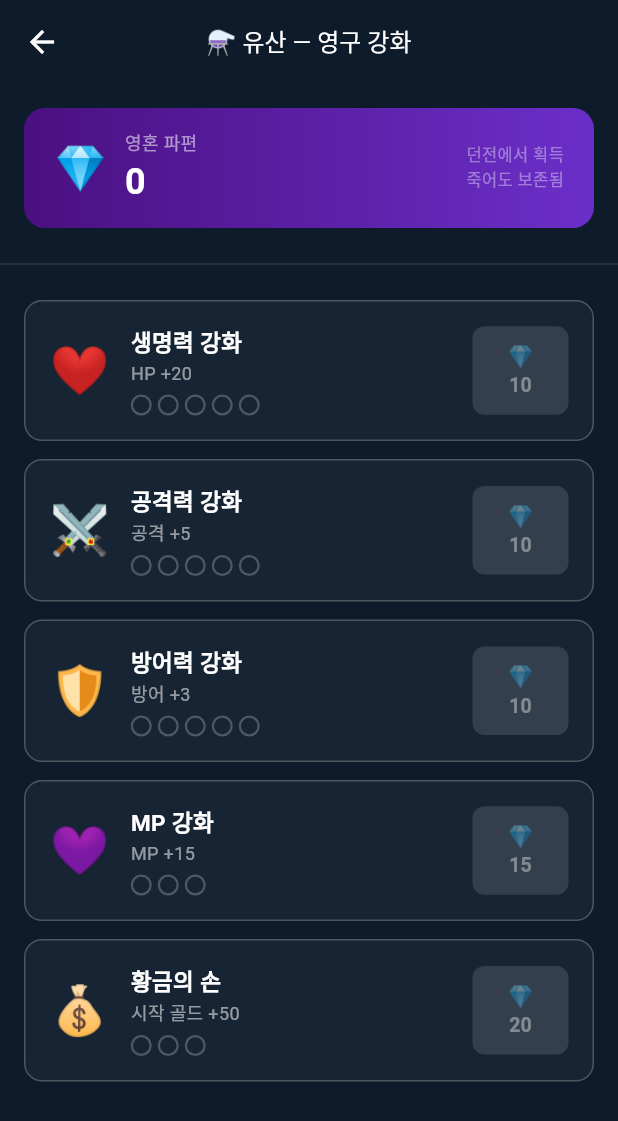
After one commit to alstjs24-design/elemental-quest, a Flutter app: the screen it shows after launch, after a tap on "⚗️", on a phone screen of 412 x 824 dp. The commit adds this screen. Shown: the top 1121 px of the screen. Run offline on Flutter 3.47's test engine with Material 3 defaults, Android fonts, the phone set to English and light mode, and no system bars; our stand-ins replace cloud_firestore, firebase_auth, firebase_core, flutter_riverpod, hive_flutter; accounts and stored records are empty.

Commit message:
feat: roguelite persistence — soul fragments + legacy upgrades
- Add LegacyData model with 5 permanent upgrade types
- Add LegacySave (Hive box 'legacy') for cross-run persistence
- Add LegacyNotifier with onRunEnd() — awards soul fragments on death/victory
- Award fragments on battle defeat with death dialog showing earned amount
- Add effectiveStatsProvider combining equipment + legacy bonuses
- Add LegacyScreen upgrade shop (HP/ATK/DEF/MP/Gold, 3-5 levels each)
- Add legacy menu button to HomeScreen with fragment counter display

```diff
--- /dev/null
+++ b/lib/core/models/legacy.dart
@@ -0,0 +1,88 @@
+enum LegacyUpgradeType {
+  maxHp,
+  attack,
+  defense,
+  maxMp,
+  startingGold,
+}
+
+class LegacyUpgrade {
+  final LegacyUpgradeType type;
+  final int maxLevel;
+  final List<int> costs;
+
+  const LegacyUpgrade({
+    required this.type,
+    required this.maxLevel,
+    required this.costs,
+  });
+
+  String get label => switch (type) {
+    LegacyUpgradeType.maxHp        => '생명력 강화',
+    LegacyUpgradeType.attack       => '공격력 강화',
+    LegacyUpgradeType.defense      => '방어력 강화',
+    LegacyUpgradeType.maxMp        => 'MP 강화',
+    LegacyUpgradeType.startingGold => '황금의 손',
+  };
+
+  String get icon => switch (type) {
+    LegacyUpgradeType.maxHp        => '❤️',
+    LegacyUpgradeType.attack       => '⚔️',
+    LegacyUpgradeType.defense      => '🛡️',
+    LegacyUpgradeType.maxMp        => '💜',
+    LegacyUpgradeType.startingGold => '💰',
+  };
+
+  String get effectPerLevel => switch (type) {
+    LegacyUpgradeType.maxHp        => 'HP +20',
+    LegacyUpgradeType.attack       => '공격 +5',
+    LegacyUpgradeType.defense      => '방어 +3',
+    LegacyUpgradeType.maxMp        => 'MP +15',
+    LegacyUpgradeType.startingGold => '시작 골드 +50',
+  };
+
+  int bonusAt(int level) => switch (type) {
+    LegacyUpgradeType.maxHp        => level * 20,
+    LegacyUpgradeType.attack       => level * 5,
+    LegacyUpgradeType.defense      => level * 3,
+    LegacyUpgradeType.maxMp        => level * 15,
+    LegacyUpgradeType.startingGold => level * 50,
+  };
+}
+
+const kLegacyUpgrades = [
+  LegacyUpgrade(type: LegacyUpgradeType.maxHp,        maxLevel: 5, costs: [10, 20, 35, 55, 80]),
+  LegacyUpgrade(type: LegacyUpgradeType.attack,       maxLevel: 5, costs: [10, 20, 35, 55, 80]),
+  LegacyUpgrade(type: LegacyUpgradeType.defense,      maxLevel: 5, costs: [10, 20, 35, 55, 80]),
+  LegacyUpgrade(type: LegacyUpgradeType.maxMp,        maxLevel: 3, costs: [15, 30, 50]),
+  LegacyUpgrade(type: LegacyUpgradeType.startingGold, maxLevel: 3, costs: [20, 40, 70]),
+];
+
+class LegacyData {
+  final int soulFragments;
+  final Map<LegacyUpgradeType, int> levels;
+
+  const LegacyData({
+    this.soulFragments = 0,
+    this.levels = const {},
+  });
+
+  LegacyData copyWith({int? soulFragments, Map<LegacyUpgradeType, int>? levels}) =>
+      LegacyData(
+        soulFragments: soulFragments ?? this.soulFragments,
+        levels: levels ?? this.levels,
+      );
+
+  int levelOf(LegacyUpgradeType type) => levels[type] ?? 0;
+
+  int bonusFor(LegacyUpgradeType type) {
+    final upgrade = kLegacyUpgrades.firstWhere((u) => u.type == type);
+    return upgrade.bonusAt(levelOf(type));
+  }
+
+  int get hpBonus      => bonusFor(LegacyUpgradeType.maxHp);
+  int get attackBonus  => bonusFor(LegacyUpgradeType.attack);
+  int get defenseBonus => bonusFor(LegacyUpgradeType.defense);
+  int get mpBonus      => bonusFor(LegacyUpgradeType.maxMp);
+  int get goldBonus    => bonusFor(LegacyUpgradeType.startingGold);
+}
--- a/lib/features/home/home_screen.dart
+++ b/lib/features/home/home_screen.dart
@@ -6,6 +6,8 @@ import 'package:flutter_riverpod/flutter_riverpod.dart';
 import '../character/character_notifier.dart';
 import '../character/character_screen.dart';
 import '../dungeon/dungeon_screen.dart';
+import '../legacy/legacy_notifier.dart';
+import '../legacy/legacy_screen.dart';
 import '../pvp/pvp_screen.dart';
 
 class HomeScreen extends ConsumerStatefulWidget {
@@ -19,13 +21,17 @@ class _HomeScreenState extends ConsumerState<HomeScreen> {
   @override
   void initState() {
     super.initState();
-    Future.microtask(() => ref.read(characterProvider.notifier).load());
+    Future.microtask(() async {
+      await ref.read(characterProvider.notifier).load();
+      await ref.read(legacyProvider.notifier).load();
+    });
   }
 
   @override
   Widget build(BuildContext context) {
     final charState = ref.watch(characterProvider);
     final character = charState.activeCharacter;
+    final legacy = ref.watch(legacyProvider);
 
     return Scaffold(
       body: Container(
@@ -54,6 +60,11 @@ class _HomeScreenState extends ConsumerState<HomeScreen> {
                 Text(
                   '${character.name}  Lv.${character.level}',
                   style: const TextStyle(color: Colors.white60, fontSize: 14),
+                ),
+              if (legacy.soulFragments > 0)
+                Text(
+                  '💎 ${legacy.soulFragments} 영혼 파편',
+                  style: const TextStyle(color: Color(0xFFCE93D8), fontSize: 12),
                 ),
               const Spacer(),
               _MenuButton(
@@ -86,6 +97,17 @@ class _HomeScreenState extends ConsumerState<HomeScreen> {
                 onTap: () => Navigator.push(
                   context,
                   MaterialPageRoute(builder: (_) => const CharacterScreen()),
+                ),
+              ),
+              const SizedBox(height: 16),
+              _MenuButton(
+                icon: '⚗️',
+                label: '유산',
+                subtitle: '영혼 파편으로 영구 강화',
+                color: const Color(0xFF9C27B0),
+                onTap: () => Navigator.push(
+                  context,
+                  MaterialPageRoute(builder: (_) => const LegacyScreen()),
                 ),
               ),
               const Spacer(),
--- /dev/null
+++ b/lib/features/legacy/legacy_save.dart
@@ -0,0 +1,39 @@
+import 'package:hive_flutter/hive_flutter.dart';
+import '../../core/models/legacy.dart';
+
+const _boxName = 'legacy';
+
+class LegacySave {
+  static Future<void> init() async {
+    await Hive.openBox<Map>(_boxName);
+  }
+
+  static Future<void> save(LegacyData data) async {
+    final box = Hive.box<Map>(_boxName);
+    await box.put('data', {
+      'soulFragments': data.soulFragments,
+      'levels': {
+        for (final e in data.levels.entries) e.key.index.toString(): e.value,
+      },
+    });
+  }
+
+  static LegacyData load() {
+    final box = Hive.box<Map>(_boxName);
+    final raw = box.get('data');
+    if (raw == null) return const LegacyData();
+    final map = Map<String, dynamic>.from(raw);
+    final levelsRaw = map['levels'] as Map? ?? {};
+    final levels = <LegacyUpgradeType, int>{};
+    for (final e in levelsRaw.entries) {
+      final idx = int.tryParse(e.key.toString());
+      if (idx != null && idx < LegacyUpgradeType.values.length) {
+        levels[LegacyUpgradeType.values[idx]] = e.value as int;
+      }
+    }
+    return LegacyData(
+      soulFragments: map['soulFragments'] as int? ?? 0,
+      levels: levels,
+    );
+  }
+}
--- /dev/null
+++ b/lib/features/legacy/legacy_screen.dart
@@ -0,0 +1,207 @@
+import 'package:flutter/material.dart';
+import 'package:flutter_riverpod/flutter_riverpod.dart';
+import '../../core/models/legacy.dart';
+import 'legacy_notifier.dart';
+
+class LegacyScreen extends ConsumerWidget {
+  const LegacyScreen({super.key});
+
+  @override
+  Widget build(BuildContext context, WidgetRef ref) {
+    final legacy = ref.watch(legacyProvider);
+
+    return Scaffold(
+      backgroundColor: const Color(0xFF0D1B2A),
+      appBar: AppBar(
+        backgroundColor: Colors.transparent,
+        elevation: 0,
+        title: const Text('⚗️ 유산 — 영구 강화', style: TextStyle(fontSize: 16)),
+        centerTitle: true,
+      ),
+      body: Column(
+        children: [
+          _FragmentBar(fragments: legacy.soulFragments),
+          const Divider(color: Colors.white12),
+          Expanded(
+            child: ListView.separated(
+              padding: const EdgeInsets.all(16),
+              itemCount: kLegacyUpgrades.length,
+              separatorBuilder: (_, __) => const SizedBox(height: 12),
+              itemBuilder: (context, i) {
+                final upgrade = kLegacyUpgrades[i];
+                final level = legacy.levelOf(upgrade.type);
+                final maxed = level >= upgrade.maxLevel;
+                final cost = maxed ? 0 : upgrade.costs[level];
+                final canAfford = !maxed && legacy.soulFragments >= cost;
+
+                return _UpgradeCard(
+                  upgrade: upgrade,
+                  currentLevel: level,
+                  cost: cost,
+                  maxed: maxed,
+                  canAfford: canAfford,
+                  onUpgrade: canAfford
+                      ? () async {
+                          final ok = await ref
+                              .read(legacyProvider.notifier)
+                              .purchaseUpgrade(upgrade.type);
+                          if (ok && context.mounted) {
+                            ScaffoldMessenger.of(context).showSnackBar(
+                              SnackBar(
+                                content: Text('${upgrade.icon} ${upgrade.label} Lv.${level + 1} 강화!'),
+                                backgroundColor: Colors.deepPurple,
+                                duration: const Duration(seconds: 2),
+                              ),
+                            );
+                          }
+                        }
+                      : null,
+                );
+              },
+            ),
+          ),
+        ],
+      ),
+    );
+  }
+}
+
+class _FragmentBar extends StatelessWidget {
+  final int fragments;
+  const _FragmentBar({required this.fragments});
+
+  @override
+  Widget build(BuildContext context) {
+    return Container(
+      margin: const EdgeInsets.all(16),
+      padding: const EdgeInsets.symmetric(horizontal: 20, vertical: 14),
+      decoration: BoxDecoration(
+        gradient: const LinearGradient(
+          colors: [Color(0xFF4A1080), Color(0xFF6B2FC9)],
+        ),
+        borderRadius: BorderRadius.circular(14),
+      ),
+      child: Row(
+        children: [
+          const Text('💎', style: TextStyle(fontSize: 28)),
+          const SizedBox(width: 12),
+          Column(
+            crossAxisAlignment: CrossAxisAlignment.start,
+            children: [
+              const Text('영혼 파편', style: TextStyle(color: Colors.white54, fontSize: 12)),
+              Text('$fragments', style: const TextStyle(
+                  color: Colors.white, fontSize: 24, fontWeight: FontWeight.bold)),
+            ],
+          ),
+          const Spacer(),
+          const Text('던전에서 획득\n죽어도 보존됨',
+              style: TextStyle(color: Colors.white38, fontSize: 11),
+              textAlign: TextAlign.right),
+        ],
+      ),
+    );
+  }
+}
+
+class _UpgradeCard extends StatelessWidget {
+  final LegacyUpgrade upgrade;
+  final int currentLevel;
+  final int cost;
+  final bool maxed;
+  final bool canAfford;
+  final VoidCallback? onUpgrade;
+
+  const _UpgradeCard({
+    required this.upgrade,
+    required this.currentLevel,
+    required this.cost,
+    required this.maxed,
+    required this.canAfford,
+    required this.onUpgrade,
+  });
+
+  @override
+  Widget build(BuildContext context) {
+    final color = maxed ? Colors.amber : canAfford ? Colors.deepPurple : Colors.grey;
+
+    return Container(
+      padding: const EdgeInsets.all(16),
+      decoration: BoxDecoration(
+        color: Colors.white.withValues(alpha: 0.04),
+        borderRadius: BorderRadius.circular(12),
+        border: Border.all(color: color.withValues(alpha: 0.4)),
+      ),
+      child: Row(
+        children: [
+          Text(upgrade.icon, style: const TextStyle(fontSize: 32)),
+          const SizedBox(width: 14),
+          Expanded(
+            child: Column(
+              crossAxisAlignment: CrossAxisAlignment.start,
+              children: [
+                Text(upgrade.label,
+                    style: const TextStyle(
+                        color: Colors.white, fontWeight: FontWeight.bold, fontSize: 15)),
+                Text(upgrade.effectPerLevel,
+                    style: const TextStyle(color: Colors.white54, fontSize: 12)),
+                const SizedBox(height: 6),
+                _LevelDots(current: currentLevel, max: upgrade.maxLevel),
+              ],
+            ),
+          ),
+          const SizedBox(width: 12),
+          maxed
+              ? const Column(children: [
+                  Text('✅', style: TextStyle(fontSize: 20)),
+                  Text('MAX', style: TextStyle(color: Colors.amber, fontSize: 11)),
+                ])
+              : ElevatedButton(
+                  onPressed: onUpgrade,
+                  style: ElevatedButton.styleFrom(
+                    backgroundColor: canAfford
+                        ? Colors.deepPurple
+                        : Colors.grey.shade800,
+                    padding: const EdgeInsets.symmetric(horizontal: 14, vertical: 10),
+                    shape: RoundedRectangleBorder(
+                        borderRadius: BorderRadius.circular(8)),
+                  ),
+                  child: Column(
+                    children: [
+                      const Text('💎', style: TextStyle(fontSize: 14)),
+                      Text('$cost', style: const TextStyle(fontSize: 13, fontWeight: FontWeight.bold)),
+                    ],
+                  ),
+                ),
+        ],
+      ),
+    );
+  }
+}
+
+class _LevelDots extends StatelessWidget {
+  final int current;
+  final int max;
+  const _LevelDots({required this.current, required this.max});
+
+  @override
+  Widget build(BuildContext context) {
+    return Row(
+      children: List.generate(max, (i) {
+        final filled = i < current;
+        return Container(
+          margin: const EdgeInsets.only(right: 4),
+          width: 14,
+          height: 14,
+          decoration: BoxDecoration(
+            shape: BoxShape.circle,
+            color: filled ? Colors.deepPurple : Colors.transparent,
+            border: Border.all(
+              color: filled ? Colors.deepPurple : Colors.white24,
+              width: 1.5,
+            ),
+          ),
+        );
+      }),
+    );
+  }
+}
--- a/lib/main.dart
+++ b/lib/main.dart
@@ -4,6 +4,7 @@ import 'package:flutter/material.dart';
 import 'package:flutter_riverpod/flutter_riverpod.dart';
 import 'package:hive_flutter/hive_flutter.dart';
 import 'features/character/character_save.dart';
+import 'features/legacy/legacy_save.dart';
 import 'features/home/home_screen.dart';
 import 'firebase_options.dart';
 
@@ -11,6 +12,7 @@ void main() async {
   WidgetsFlutterBinding.ensureInitialized();
   await Hive.initFlutter();
   await CharacterSave.init();
+  await LegacySave.init();
   await Firebase.initializeApp(options: DefaultFirebaseOptions.currentPlatform);
 
   FlutterError.onError = (details) {
```
Also changed, not shown: lib/features/character/character_notifier.dart (+19 -0 lines), lib/features/dungeon/dungeon_screen.dart (+86 -2 lines), lib/features/legacy/legacy_notifier.dart (added, +47 -0 lines).
